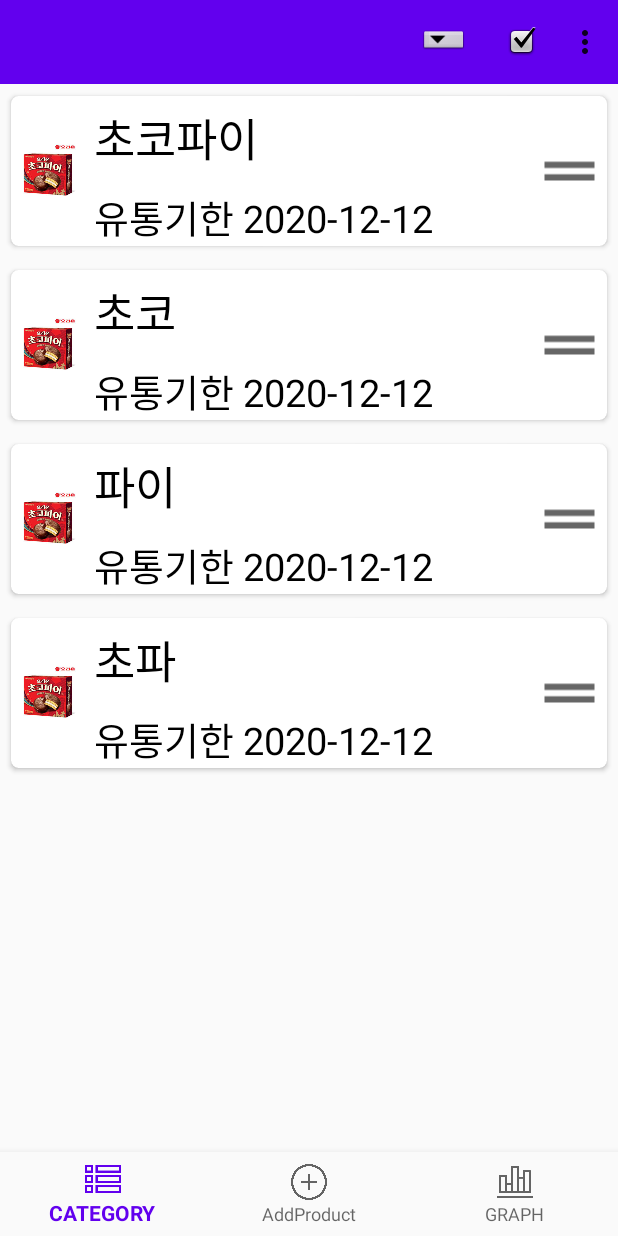
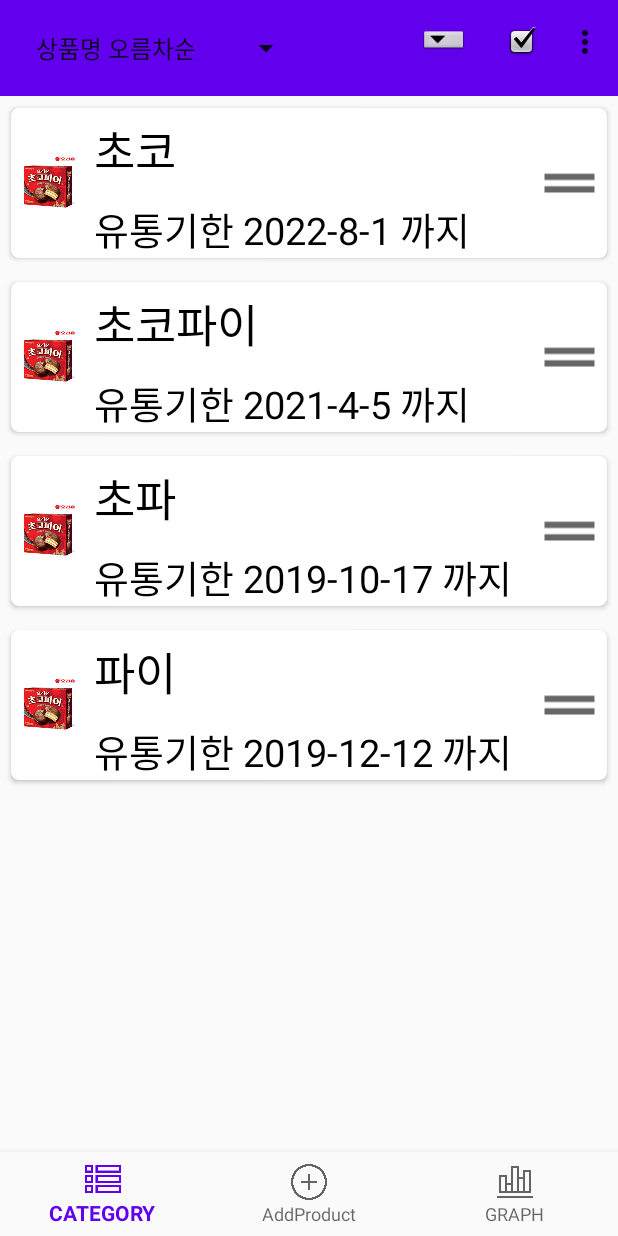
Before and after one commit to skyqnaqna/Capstone2020, an Android app: the screen it shows after launch (MainActivity), on a phone screen of 412 x 824 dp. Run offline under Robolectric (Android 15) with nearby library versions, the phone set to English and light mode, and no system bars.

Commit message:
제품 목록 정렬기능 추가(상품명, 유통기한 순)

```diff
--- a/app/src/main/java/com/cs2020/capstone/MainActivity.java
+++ b/app/src/main/java/com/cs2020/capstone/MainActivity.java
@@ -8,6 +8,9 @@ import android.view.Menu;
 import android.view.MenuInflater;
 import android.view.MenuItem;
 import android.view.View;
+import android.widget.AdapterView;
+import android.widget.ArrayAdapter;
+import android.widget.Spinner;
 import android.widget.Toast;
 
 import androidx.annotation.NonNull;
@@ -27,6 +30,7 @@ public class MainActivity extends AppCompatActivity
 {
     MainAdapter adapter;
     ItemTouchHelper itemTouchHelper;
+    Spinner spinner;
 
     @RequiresApi(api = Build.VERSION_CODES.LOLLIPOP)
     @Override
@@ -40,16 +44,21 @@ public class MainActivity extends AppCompatActivity
         ActionBar actionBar = getSupportActionBar();
         actionBar.setDisplayShowTitleEnabled(false);
 
+        final String[] sort_opt = getResources().getStringArray(R.array.sort_list);
+        ArrayAdapter<String> arrayAdapter = new ArrayAdapter<String>(this, android.R.layout.simple_dropdown_item_1line, sort_opt);
+        spinner = (Spinner) findViewById(R.id.spinner);
+        spinner.setAdapter(arrayAdapter);
+
         RecyclerView rv = findViewById(R.id.ProductRecycle);
         GridLayoutManager layoutManager = new GridLayoutManager(this, 1);
         rv.setLayoutManager(layoutManager);
 
         adapter = new MainAdapter(this);
 
-        adapter.addProduct(new Product("초코파이", "과자", "빙그레", 2020, 12, 12, R.drawable.chocopie));
-        adapter.addProduct(new Product("초코", "과자", "빙그레", 2020, 12, 12, R.drawable.add));
-        adapter.addProduct(new Product("파이", "과자", "빙그레", 2020, 12, 12, R.drawable.home));
-        adapter.addProduct(new Product("초파", "과자", "빙그레", 2020, 12, 12, R.drawable.edit));
+        adapter.addProduct(new Product("초코파이", "과자", "빙그레", 2021, 4, 5, R.drawable.chocopie));
+        adapter.addProduct(new Product("초코", "과자", "빙그레", 2022, 8, 1, R.drawable.add));
+        adapter.addProduct(new Product("파이", "과자", "빙그레", 2019, 12, 12, R.drawable.home));
+        adapter.addProduct(new Product("초파", "과자", "빙그레", 2019, 10, 17, R.drawable.edit));
 
         // 아이템 드래그 적용
         ItemTouchHelperCallback callback = new ItemTouchHelperCallback((ItemTouchHelperCallback.OnItemMoveListener)adapter);
@@ -99,6 +108,35 @@ public class MainActivity extends AppCompatActivity
             }
         };
 
+        // spinner 옵션 선택시
+        spinner.setOnItemSelectedListener(new AdapterView.OnItemSelectedListener()
+        {
+            @Override
+            public void onItemSelected(AdapterView<?> parent, View view, int position, long id)
+            {
+                switch (position)
+                {
+                    case 0:
+                        adapter.nameAsc();
+                        break;
+                    case 1:
+                        adapter.nameDsc();
+                        break;
+                    case 2:
+                        adapter.dateAsc();
+                        break;
+                    case 3:
+                        adapter.dateDsc();
+                        break;
+                }
+            }
+
+            @Override
+            public void onNothingSelected(AdapterView<?> parent)
+            {
+
+            }
+        });
 
         // 하단 메뉴
         BottomNavigationView bottomNavigationView = findViewById(R.id.mainNavigationView);
--- a/app/src/main/java/com/cs2020/capstone/MainAdapter.java
+++ b/app/src/main/java/com/cs2020/capstone/MainAdapter.java
@@ -12,6 +12,7 @@ import androidx.recyclerview.widget.RecyclerView;
 
 import java.util.ArrayList;
 import java.util.Collections;
+import java.util.Comparator;
 import java.util.Locale;
 
 public class MainAdapter extends RecyclerView.Adapter<MainAdapter.ViewHolder>
@@ -57,7 +58,7 @@ public class MainAdapter extends RecyclerView.Adapter<MainAdapter.ViewHolder>
         public void setItem(Product item)
         {
             textView1.setText(item.getName());
-            textView2.setText(String.format(Locale.KOREA, "유통기한 %d-%d-%d", item.getYear(), item.getMonth(), item.getDay()));
+            textView2.setText(String.format(Locale.KOREA, "유통기한 %d-%d-%d 까지", item.getYear(), item.getMonth(), item.getDay()));
         }
     }
 
@@ -79,8 +80,6 @@ public class MainAdapter extends RecyclerView.Adapter<MainAdapter.ViewHolder>
 
     }
 
-
-
     public void addProduct(Product item)
     {
         items.add(item);
@@ -90,6 +89,62 @@ public class MainAdapter extends RecyclerView.Adapter<MainAdapter.ViewHolder>
     {
         items.remove(position);
         notifyItemRemoved(position);
+        notifyDataSetChanged();
+    }
+
+    public void nameAsc()
+    {
+        Comparator<Product> nAsc = new Comparator<Product>()
+        {
+            @Override
+            public int compare(Product o1, Product o2)
+            {
+                return o1.getName().compareTo(o2.getName());
+            }
+        };
+        Collections.sort(items, nAsc);
+        notifyDataSetChanged();
+    }
+
+    public void nameDsc()
+    {
+        Comparator<Product> nDsc = new Comparator<Product>()
+        {
+            @Override
+            public int compare(Product o1, Product o2)
+            {
+                return o2.getName().compareTo(o1.getName());
+            }
+        };
+        Collections.sort(items, nDsc);
+        notifyDataSetChanged();
+    }
+
+    public void dateAsc()
+    {
+        Comparator<Product> dAsc = new Comparator<Product>()
+        {
+            @Override
+            public int compare(Product o1, Product o2)
+            {
+                return o1.getDate().compareTo(o2.getDate());
+            }
+        };
+        Collections.sort(items, dAsc);
+        notifyDataSetChanged();
+    }
+
+    public void dateDsc()
+    {
+        Comparator<Product> dDsc = new Comparator<Product>()
+        {
+            @Override
+            public int compare(Product o1, Product o2)
+            {
+                return o2.getDate().compareTo(o1.getDate());
+            }
+        };
+        Collections.sort(items, dDsc);
         notifyDataSetChanged();
     }
 
--- a/app/src/main/java/com/cs2020/capstone/Product.java
+++ b/app/src/main/java/com/cs2020/capstone/Product.java
@@ -1,4 +1,6 @@
 package com.cs2020.capstone;
+
+import java.util.Locale;
 
 class Product
 {
@@ -9,6 +11,7 @@ class Product
     // 알림 추가
     String company;
     Boolean isPassed;
+    String date;
 
     public Product(String name, String category, String company, Integer img)
     {
@@ -29,6 +32,8 @@ class Product
         this.day = day;
         this.isPassed = false;
         this.image_src = img;
+
+        setDate();
     }
 
     public String getName() {return name;}
@@ -37,10 +42,15 @@ class Product
     public Integer getMonth() {return month;}
     public Integer getDay() {return day;}
     public Boolean getIsPassed() {return isPassed;}
+    public String getDate() {return this.date;}
 
     public void setName(String name) { this.name = name;}
     public void setCategory(String category) {this.category = category;}
     public void setCompany(String company) {this.company = company;}
     public void setIsPassed() {this.isPassed = true;}
+    public void setDate()
+    {
+        this.date = String.format(Locale.KOREA,"%d-%d-%d", this.year, this.month, this.day);
+    }
 
 }
--- a/app/src/main/res/layout/activity_main.xml
+++ b/app/src/main/res/layout/activity_main.xml
@@ -15,7 +15,14 @@
         android:theme="?attr/actionBarTheme"
         app:layout_constraintEnd_toEndOf="parent"
         app:layout_constraintStart_toStartOf="parent"
-        app:layout_constraintTop_toTopOf="parent" />
+        app:layout_constraintTop_toTopOf="parent">
+
+        <Spinner
+            android:id="@+id/spinner"
+            android:layout_width="wrap_content"
+            android:layout_height="wrap_content"/>
+
+    </androidx.appcompat.widget.Toolbar>
 
     <androidx.recyclerview.widget.RecyclerView
         android:id="@+id/ProductRecycle"
--- /dev/null
+++ b/app/src/main/res/values/sorting.xml
@@ -0,0 +1,9 @@
+<?xml version="1.0" encoding="utf-8"?>
+<resources>
+    <string-array name="sort_list">
+        <item>상품명 오름차순</item>
+        <item>상품명 내림차순</item>
+        <item>유통기한 오름차순</item>
+        <item>유통기한 내림차순</item>
+    </string-array>
+</resources>
```
